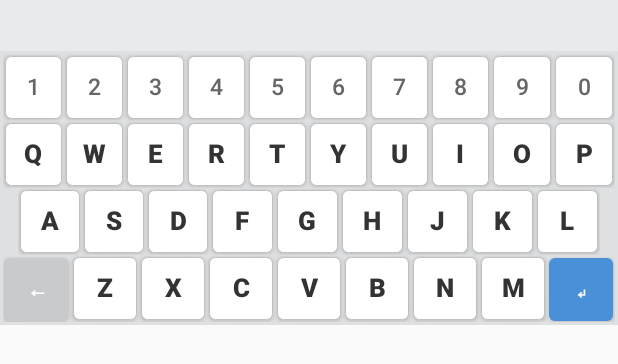
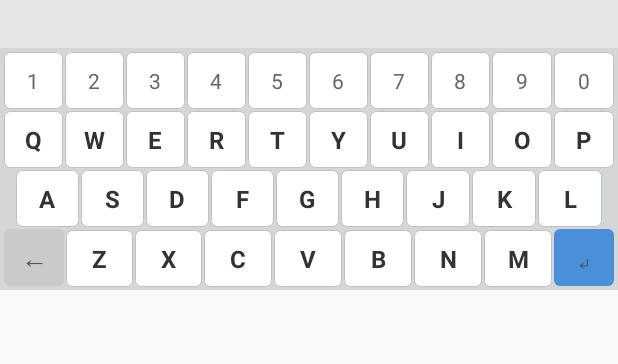
Before and after one commit to forcoder/quick-speech, an Android app built with Jetpack Compose: the layout input_method_view.xml on its own in the app's theme, with its tools: preview values and no code run, on a phone screen of 412 x 824 dp. Shown: the top 364 px of the screen. Run offline under Robolectric (Android 15) with nearby library versions, the light colour scheme and no system bars.

Commit message:
fix: fix keyboard layout - use TextView instead of Button, fix font rendering, ensure all keys visible

```diff
--- a/android/inputmethod/src/main/java/com/quickspeech/input/QuickSpeechInputMethodService.kt
+++ b/android/inputmethod/src/main/java/com/quickspeech/input/QuickSpeechInputMethodService.kt
@@ -5,7 +5,6 @@ import android.util.Log
 import android.view.LayoutInflater
 import android.view.View
 import android.view.inputmethod.EditorInfo
-import android.widget.Button
 import android.widget.LinearLayout
 import android.widget.TextView
 import com.quickspeech.input.viewmodel.InputMethodViewModel
@@ -41,7 +40,7 @@ class QuickSpeechInputMethodService : InputMethodService() {
 
         val view = LayoutInflater.from(this).inflate(R.layout.input_method_view, null)
 
-        // Set up key listeners
+        // Letter keys
         val letterKeyIds = listOf(
             R.id.key_q, R.id.key_w, R.id.key_e, R.id.key_r, R.id.key_t,
             R.id.key_y, R.id.key_u, R.id.key_i, R.id.key_o, R.id.key_p,
@@ -52,8 +51,8 @@ class QuickSpeechInputMethodService : InputMethodService() {
         )
 
         for (keyId in letterKeyIds) {
-            view.findViewById<Button>(keyId)?.setOnClickListener { btn ->
-                val key = (btn as Button).text.toString().lowercase()
+            view.findViewById<TextView>(keyId)?.setOnClickListener { v ->
+                val key = (v as TextView).text.toString().lowercase()
                 viewModel.onKeyInput(key)
                 updateCandidates(view)
             }
@@ -65,19 +64,21 @@ class QuickSpeechInputMethodService : InputMethodService() {
             R.id.key_6, R.id.key_7, R.id.key_8, R.id.key_9, R.id.key_0
         )
         for (keyId in numKeyIds) {
-            view.findViewById<Button>(keyId)?.setOnClickListener { btn ->
-                val num = (btn as Button).text.toString()
+            view.findViewById<TextView>(keyId)?.setOnClickListener { v ->
+                val num = (v as TextView).text.toString()
                 val ic = currentInputConnection ?: return@setOnClickListener
                 ic.commitText(num, 1)
             }
         }
 
-        view.findViewById<Button>(R.id.key_backspace)?.setOnClickListener {
+        // Backspace
+        view.findViewById<TextView>(R.id.key_backspace)?.setOnClickListener {
             viewModel.onDelete()
             updateCandidates(view)
         }
 
-        view.findViewById<Button>(R.id.key_enter)?.setOnClickListener {
+        // Enter
+        view.findViewById<TextView>(R.id.key_enter)?.setOnClickListener {
             val ic = currentInputConnection ?: return@setOnClickListener
             ic.sendKeyEvent(android.view.KeyEvent(android.view.KeyEvent.ACTION_DOWN, android.view.KeyEvent.KEYCODE_ENTER))
             ic.sendKeyEvent(android.view.KeyEvent(android.view.KeyEvent.ACTION_UP, android.view.KeyEvent.KEYCODE_ENTER))
@@ -148,11 +149,6 @@ class QuickSpeechInputMethodService : InputMethodService() {
         return true
     }
 
-    private fun insertText(text: String) {
-        val ic = currentInputConnection ?: return
-        ic.commitText(text, 1)
-    }
-
     override fun onDestroy() {
         super.onDestroy()
         Log.e(TAG, "onDestroy")
--- a/android/inputmethod/src/main/res/layout/input_method_view.xml
+++ b/android/inputmethod/src/main/res/layout/input_method_view.xml
@@ -3,27 +3,27 @@
     android:layout_width="match_parent"
     android:layout_height="wrap_content"
     android:orientation="vertical"
-    android:background="#DEE0E2">
+    android:background="#D4D6D8">
 
     <!-- 候选栏 -->
     <LinearLayout
         android:layout_width="match_parent"
-        android:layout_height="34dp"
+        android:layout_height="32dp"
         android:orientation="horizontal"
         android:gravity="center_vertical"
-        android:paddingStart="6dp"
-        android:paddingEnd="6dp"
-        android:background="#E8EBED">
+        android:paddingStart="4dp"
+        android:paddingEnd="4dp"
+        android:background="#E4E6E8">
 
         <TextView
             android:id="@+id/input_code"
             android:layout_width="wrap_content"
             android:layout_height="wrap_content"
-            android:textColor="#1976D2"
-            android:textSize="13sp"
+            android:textColor="#1565C0"
+            android:textSize="12sp"
             android:textStyle="bold"
-            android:paddingEnd="6dp"
-            android:minWidth="30dp" />
+            android:paddingEnd="4dp"
+            android:minWidth="28dp" />
 
         <HorizontalScrollView
             android:layout_width="0dp"
@@ -49,86 +49,90 @@
         android:orientation="vertical"
         android:padding="2dp">
 
-        <!-- 数字行: 1 2 3 4 5 6 7 8 9 0 -->
+        <!-- 数字行 -->
         <LinearLayout
             android:layout_width="match_parent"
             android:layout_height="wrap_content"
             android:orientation="horizontal">
 
-            <Button android:id="@+id/key_1" style="@style/WubiKey.Num" android:text="1" />
-            <Button android:id="@+id/key_2" style="@style/WubiKey.Num" android:text="2" />
-            <Button android:id="@+id/key_3" style="@style/WubiKey.Num" android:text="3" />
-            <Button android:id="@+id/key_4" style="@style/WubiKey.Num" android:text="4" />
-            <Button android:id="@+id/key_5" style="@style/WubiKey.Num" android:text="5" />
-            <Button android:id="@+id/key_6" style="@style/WubiKey.Num" android:text="6" />
-            <Button android:id="@+id/key_7" style="@style/WubiKey.Num" android:text="7" />
-            <Button android:id="@+id/key_8" style="@style/WubiKey.Num" android:text="8" />
-            <Button android:id="@+id/key_9" style="@style/WubiKey.Num" android:text="9" />
-            <Button android:id="@+id/key_0" style="@style/WubiKey.Num" android:text="0" />
+            <TextView android:id="@+id/key_1" style="@style/WubiKey.Num" android:text="1" />
+            <TextView android:id="@+id/key_2" style="@style/WubiKey.Num" android:text="2" />
+            <TextView android:id="@+id/key_3" style="@style/WubiKey.Num" android:text="3" />
+            <TextView android:id="@+id/key_4" style="@style/WubiKey.Num" android:text="4" />
+            <TextView android:id="@+id/key_5" style="@style/WubiKey.Num" android:text="5" />
+            <TextView android:id="@+id/key_6" style="@style/WubiKey.Num" android:text="6" />
+            <TextView android:id="@+id/key_7" style="@style/WubiKey.Num" android:text="7" />
+            <TextView android:id="@+id/key_8" style="@style/WubiKey.Num" android:text="8" />
+            <TextView android:id="@+id/key_9" style="@style/WubiKey.Num" android:text="9" />
+            <TextView android:id="@+id/key_0" style="@style/WubiKey.Num" android:text="0" />
 
         </LinearLayout>
 
-        <!-- 第一行: Q W E R T Y U I O P -->
+        <!-- QWERTYUIOP -->
         <LinearLayout
             android:layout_width="match_parent"
             android:layout_height="wrap_content"
             android:orientation="horizontal">
 
-            <Button android:id="@+id/key_q" style="@style/WubiKey" android:text="Q" />
-            <Button android:id="@+id/key_w" style="@style/WubiKey" android:text="W" />
-            <Button android:id="@+id/key_e" style="@style/WubiKey" android:text="E" />
-            <Button android:id="@+id/key_r" style="@style/WubiKey" android:text="R" />
-            <Button android:id="@+id/key_t" style="@style/WubiKey" android:text="T" />
-            <Button android:id="@+id/key_y" style="@style/WubiKey" android:text="Y" />
-            <Button android:id="@+id/key_u" style="@style/WubiKey" android:text="U" />
-            <Button android:id="@+id/key_i" style="@style/WubiKey" android:text="I" />
-            <Button android:id="@+id/key_o" style="@style/WubiKey" android:text="O" />
-            <Button android:id="@+id/key_p" style="@style/WubiKey" android:text="P" />
+            <TextView android:id="@+id/key_q" style="@style/WubiKey" android:text="Q" />
+            <TextView android:id="@+id/key_w" style="@style/WubiKey" android:text="W" />
+            <TextView android:id="@+id/key_e" style="@style/WubiKey" android:text="E" />
+            <TextView android:id="@+id/key_r" style="@style/WubiKey" android:text="R" />
+            <TextView android:id="@+id/key_t" style="@style/WubiKey" android:text="T" />
+            <TextView android:id="@+id/key_y" style="@style/WubiKey" android:text="Y" />
+            <TextView android:id="@+id/key_u" style="@style/WubiKey" android:text="U" />
+            <TextView android:id="@+id/key_i" style="@style/WubiKey" android:text="I" />
+            <TextView android:id="@+id/key_o" style="@style/WubiKey" android:text="O" />
+            <TextView android:id="@+id/key_p" style="@style/WubiKey" android:text="P" />
 
         </LinearLayout>
 
-        <!-- 第二行: A S D F G H J K L (缩进) -->
+        <!-- ASDFGHJKL 缩进 -->
         <LinearLayout
             android:layout_width="match_parent"
             android:layout_height="wrap_content"
             android:orientation="horizontal"
-            android:layout_marginStart="10dp"
-            android:layout_marginEnd="10dp">
+            android:layout_marginStart="8dp"
+            android:layout_marginEnd="8dp">
 
-            <Button android:id="@+id/key_a" style="@style/WubiKey" android:text="A" />
-            <Button android:id="@+id/key_s" style="@style/WubiKey" android:text="S" />
-            <Button android:id="@+id/key_d" style="@style/WubiKey" android:text="D" />
-            <Button android:id="@+id/key_f" style="@style/WubiKey" android:text="F" />
-            <Button android:id="@+id/key_g" style="@style/WubiKey" android:text="G" />
-            <Button android:id="@+id/key_h" style="@style/WubiKey" android:text="H" />
-            <Button android:id="@+id/key_j" style="@style/WubiKey" android:text="J" />
-            <Button android:id="@+id/key_k" style="@style/WubiKey" android:text="K" />
-            <Button android:id="@+id/key_l" style="@style/WubiKey" android:text="L" />
+            <TextView android:id="@+id/key_a" style="@style/WubiKey" android:text="A" />
+            <TextView android:id="@+id/key_s" style="@style/WubiKey" android:text="S" />
+            <TextView android:id="@+id/key_d" style="@style/WubiKey" android:text="D" />
+            <TextView android:id="@+id/key_f" style="@style/WubiKey" android:text="F" />
+            <TextView android:id="@+id/key_g" style="@style/WubiKey" android:text="G" />
+            <TextView android:id="@+id/key_h" style="@style/WubiKey" android:text="H" />
+            <TextView android:id="@+id/key_j" style="@style/WubiKey" android:text="J" />
+            <TextView android:id="@+id/key_k" style="@style/WubiKey" android:text="K" />
+            <TextView android:id="@+id/key_l" style="@style/WubiKey" android:text="L" />
 
         </LinearLayout>
 
-        <!-- 第三行: 删除 + Z~M + 回车 -->
+        <!-- 删除 + Z~M + 回车 -->
         <LinearLayout
             android:layout_width="match_parent"
             android:layout_height="wrap_content"
             android:orientation="horizontal">
 
-            <Button
+            <TextView
                 android:id="@+id/key_backspace"
                 style="@style/WubiKey.Func"
+                android:layout_width="40dp"
+                android:layout_weight="0"
                 android:text="←" />
 
-            <Button android:id="@+id/key_z" style="@style/WubiKey" android:text="Z" />
-            <Button android:id="@+id/key_x" style="@style/WubiKey" android:text="X" />
-            <Button android:id="@+id/key_c" style="@style/WubiKey" android:text="C" />
-            <Button android:id="@+id/key_v" style="@style/WubiKey" android:text="V" />
-            <Button android:id="@+id/key_b" style="@style/WubiKey" android:text="B" />
-            <Button android:id="@+id/key_n" style="@style/WubiKey" android:text="N" />
-            <Button android:id="@+id/key_m" style="@style/WubiKey" android:text="M" />
+            <TextView android:id="@+id/key_z" style="@style/WubiKey" android:text="Z" />
+            <TextView android:id="@+id/key_x" style="@style/WubiKey" android:text="X" />
+            <TextView android:id="@+id/key_c" style="@style/WubiKey" android:text="C" />
+            <TextView android:id="@+id/key_v" style="@style/WubiKey" android:text="V" />
+            <TextView android:id="@+id/key_b" style="@style/WubiKey" android:text="B" />
+            <TextView android:id="@+id/key_n" style="@style/WubiKey" android:text="N" />
+            <TextView android:id="@+id/key_m" style="@style/WubiKey" android:text="M" />
 
-            <Button
+            <TextView
                 android:id="@+id/key_enter"
                 style="@style/WubiKey.Func"
+                android:layout_width="40dp"
+                android:layout_weight="0"
                 android:background="@drawable/btn_enter_key_bg"
                 android:text="↵" />
 
--- a/android/inputmethod/src/main/res/values/styles.xml
+++ b/android/inputmethod/src/main/res/values/styles.xml
@@ -1,55 +1,58 @@
 <?xml version="1.0" encoding="utf-8"?>
 <resources>
 
-    <!-- 字母键样式 - 白色圆角边框 -->
+    <!-- 字母键样式 -->
     <style name="WubiKey">
         <item name="android:layout_width">0dp</item>
-        <item name="android:layout_height">42dp</item>
+        <item name="android:layout_height">38dp</item>
         <item name="android:layout_weight">1</item>
-        <item name="android:layout_margin">1.5dp</item>
+        <item name="android:layout_margin">0.5dp</item>
         <item name="android:background">@drawable/btn_key_bg</item>
-        <item name="android:textSize">17sp</item>
+        <item name="android:textSize">16sp</item>
         <item name="android:textColor">#333333</item>
         <item name="android:textStyle">bold</item>
         <item name="android:gravity">center</item>
         <item name="android:minWidth">0dp</item>
         <item name="android:minHeight">0dp</item>
         <item name="android:padding">0dp</item>
-        <item name="android:includeFontPadding">false</item>
+        <item name="android:clickable">true</item>
+        <item name="android:focusable">true</item>
     </style>
 
-    <!-- 数字键样式 - 和字母键一样大小 -->
+    <!-- 数字键样式 -->
     <style name="WubiKey.Num">
         <item name="android:layout_width">0dp</item>
-        <item name="android:layout_height">42dp</item>
+        <item name="android:layout_height">38dp</item>
         <item name="android:layout_weight">1</item>
-        <item name="android:layout_margin">1.5dp</item>
+        <item name="android:layout_margin">0.5dp</item>
         <item name="android:background">@drawable/btn_key_bg</item>
-        <item name="android:textSize">15sp</item>
+        <item name="android:textSize">14sp</item>
         <item name="android:textColor">#666666</item>
         <item name="android:textStyle">normal</item>
         <item name="android:gravity">center</item>
         <item name="android:minWidth">0dp</item>
         <item name="android:minHeight">0dp</item>
         <item name="android:padding">0dp</item>
-        <item name="android:includeFontPadding">false</item>
+        <item name="android:clickable">true</item>
+        <item name="android:focusable">true</item>
     </style>
 
-    <!-- 功能键样式 - 删除/回车，和字母键同宽 -->
+    <!-- 功能键样式 -->
     <style name="WubiKey.Func">
         <item name="android:layout_width">0dp</item>
-        <item name="android:layout_height">42dp</item>
+        <item name="android:layout_height">38dp</item>
         <item name="android:layout_weight">1</item>
-        <item name="android:layout_margin">1.5dp</item>
+        <item name="android:layout_margin">0.5dp</item>
         <item name="android:background">@drawable/btn_func_key_bg</item>
-        <item name="android:textSize">14sp</item>
-        <item name="android:textColor">#FFFFFF</item>
-        <item name="android:textStyle">bold</item>
+        <item name="android:textSize">18sp</item>
+        <item name="android:textColor">#555555</item>
+        <item name="android:textStyle">normal</item>
         <item name="android:gravity">center</item>
         <item name="android:minWidth">0dp</item>
         <item name="android:minHeight">0dp</item>
         <item name="android:padding">0dp</item>
-        <item name="android:includeFontPadding">false</item>
+        <item name="android:clickable">true</item>
+        <item name="android:focusable">true</item>
     </style>
 
 </resources>
```
Also changed, not shown: 5 other files.
